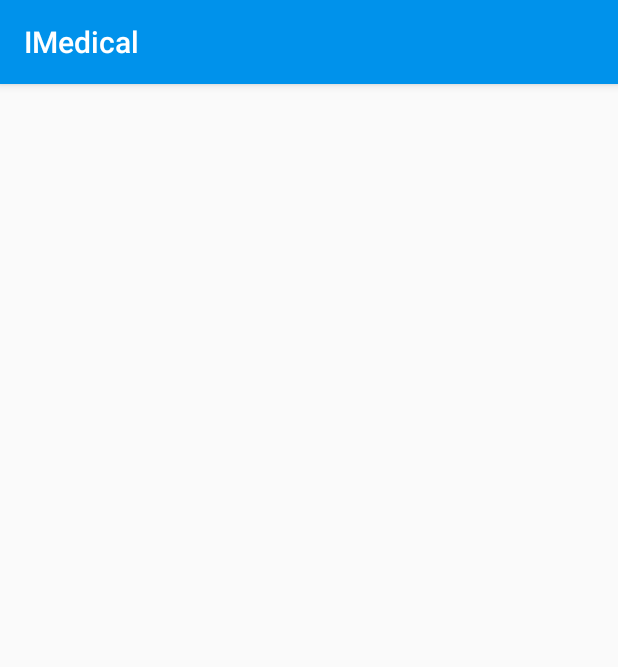
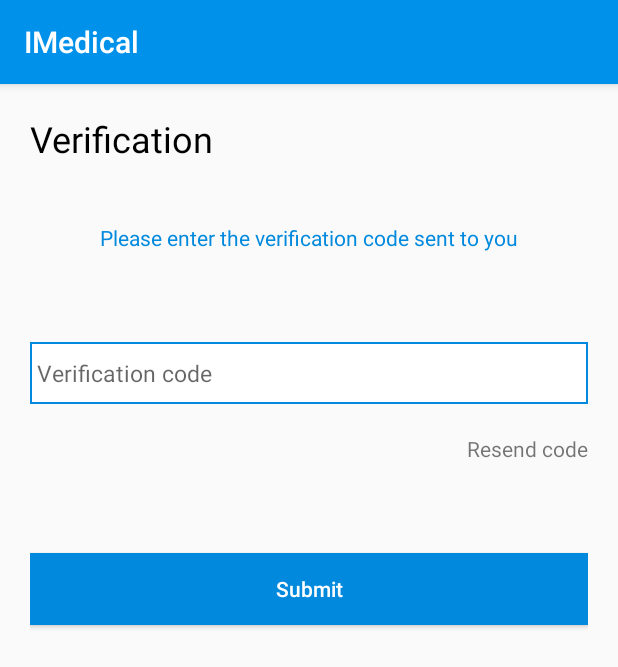
Before and after one commit to MFM95/Imedical, an Android app: the VerificationActivity screen opened directly, with no data from a screen before it, on a phone screen of 412 x 824 dp. Shown: the top 667 px of the screen. Run offline under Robolectric (Android 15) with nearby library versions, the phone set to English and light mode, and no system bars; 6 statements that could not run were skipped.

Commit message:
resend module

```diff
--- a/app/src/main/java/com/example/imedical/registration/presentation/fragment/RegistrationFragment.kt
+++ b/app/src/main/java/com/example/imedical/registration/presentation/fragment/RegistrationFragment.kt
@@ -30,6 +30,7 @@ class RegistrationFragment : BaseFragment() {
     lateinit var viewModelFactory: ViewModelFactory<RegistrationViewModel>
 
 
+    private var mobile = ""
     override fun onCreate(savedInstanceState: Bundle?) {
         super.onCreate(savedInstanceState)
         appComponent.inject(this)
@@ -56,8 +57,7 @@ class RegistrationFragment : BaseFragment() {
                     //TODO remove showing token
                     if(dataWrapper?.status == true) {
                         //    showMessage(dataWrapper.data)
-                        val verificationActivity: Intent = Intent(activity, VerificationActivity::class.java)
-                        startActivity(verificationActivity)
+                        startActivity(VerificationActivity.newInstance(activity!!, mobile))
                     }
                     else{
                         registerErrorLayout.visibility = View.VISIBLE
@@ -86,6 +86,7 @@ class RegistrationFragment : BaseFragment() {
     }
 
     private fun onRegisterClick(){
+       mobile = mobileEditText.text.toString()
         viewModel.register(
             nameEditText.text.toString(),
             emailEditText.text.toString(),
--- a/app/src/main/java/com/example/imedical/verification/data/api/VerificationApi.kt
+++ b/app/src/main/java/com/example/imedical/verification/data/api/VerificationApi.kt
@@ -1,6 +1,7 @@
 package com.example.imedical.verification.data.api
 
 import com.example.imedical.core.api.ApiResponse
+import com.example.imedical.verification.data.entity.ResendingBody
 import com.example.imedical.verification.data.entity.VerificationBody
 import com.example.imedical.verification.data.entity.VerificationResponse
 import retrofit2.Response
@@ -11,4 +12,8 @@ interface VerificationApi {
     @POST("auth/activate")
     suspend fun verify(@Body verificationBody: VerificationBody)
             : Response<ApiResponse<VerificationResponse>>
+
+    @POST("auth/resend-code")
+    suspend fun resend(@Body resendingBody: ResendingBody)
+            : Response<ApiResponse<VerificationResponse>>
 }
--- a/app/src/main/java/com/example/imedical/verification/data/repository/DataMapper.kt
+++ b/app/src/main/java/com/example/imedical/verification/data/repository/DataMapper.kt
@@ -4,9 +4,7 @@ import com.example.imedical.core.api.ApiResponse
 import com.example.imedical.core.model.DataWrapper
 import com.example.imedical.verification.data.entity.VerificationResponse
 
-/**
- * Created by Ahmed Hassan on 8/14/2019.
- */
+
 object DataMapper {
     fun mapVerificationResponse(apiResponse: ApiResponse<VerificationResponse>) : DataWrapper<String> {
         if(apiResponse.status && apiResponse.data != null)
--- a/app/src/main/java/com/example/imedical/verification/domain/repository/IVerificationRepository.kt
+++ b/app/src/main/java/com/example/imedical/verification/domain/repository/IVerificationRepository.kt
@@ -4,4 +4,5 @@ import com.example.imedical.core.model.DataWrapper
 
 interface IVerificationRepository {
     suspend fun verify(verificationCode: String): DataWrapper<String>
+    suspend fun resend(mobile: String): DataWrapper<String>
 }
--- a/app/src/main/java/com/example/imedical/verification/domain/usecase/VerificationUseCase.kt
+++ b/app/src/main/java/com/example/imedical/verification/domain/usecase/VerifyUseCase.kt
@@ -5,13 +5,13 @@ import com.example.imedical.core.usecase.BaseUseCase
 import com.example.imedical.verification.domain.repository.IVerificationRepository
 import javax.inject.Inject
 
-class VerificationUseCase @Inject constructor(private val iVerificationRepository: IVerificationRepository)
-    : BaseUseCase<DataWrapper<String>, VerificationUseCase.VerificationParams>() {
+class VerifyUseCase @Inject constructor(private val iVerificationRepository: IVerificationRepository)
+    : BaseUseCase<DataWrapper<String>, VerifyUseCase.VerificationParams>() {
     override suspend fun run(params: VerificationParams): DataWrapper<String> {
         return iVerificationRepository.verify(params.code)
     }
 
 
-        data class VerificationParams(val code: String)
+    data class VerificationParams(val code: String)
 
 }
--- a/app/src/main/java/com/example/imedical/verification/presentation/activity/VerificationActivity.kt
+++ b/app/src/main/java/com/example/imedical/verification/presentation/activity/VerificationActivity.kt
@@ -1,5 +1,7 @@
 package com.example.imedical.verification.presentation.activity
 
+import android.content.Context
+import android.content.Intent
 import android.support.v7.app.AppCompatActivity
 import android.os.Bundle
 import com.example.imedical.R
@@ -8,14 +10,39 @@ import com.example.imedical.verification.presentation.fragment.VerificationFragm
 
 class VerificationActivity : BaseActivity() {
 
+    private var mobile = ""
     override fun onCreate(savedInstanceState: Bundle?) {
         super.onCreate(savedInstanceState)
         setContentView(R.layout.activity_verification)
+        getData()
         if (savedInstanceState == null) {
             supportFragmentManager.beginTransaction()
-                .replace(R.id.container, VerificationFragment.newInstance())
+                .replace(R.id.container, VerificationFragment.newInstance(mobile))
                 .commitNow()
         }
 
     }
+
+    private fun getData() {
+        intent?.let {
+            mobile = it.getStringExtra(KEY_MOBILE)!!
+        }
+    }
+
+    companion object {
+
+        private const val KEY_MOBILE = "key_mobile"
+        @JvmStatic
+        fun newInstance() = VerificationActivity()
+
+        fun newInstance(context: Context, mobile: String): Intent {
+            val extraInfo = Bundle().apply {
+                putString(KEY_MOBILE, mobile)
+            }
+            return Intent(context, VerificationActivity::class.java).apply {
+                putExtras(extraInfo)
+            }
+        }
+    }
+
 }
--- a/app/src/main/java/com/example/imedical/verification/presentation/fragment/VerificationFragment.kt
+++ b/app/src/main/java/com/example/imedical/verification/presentation/fragment/VerificationFragment.kt
@@ -2,22 +2,16 @@ package com.example.imedical.verification.presentation.fragment
 
 import android.arch.lifecycle.Observer
 import android.arch.lifecycle.ViewModelProviders
-import android.content.Context
-import android.net.Uri
 import android.os.Bundle
-import android.support.v4.app.Fragment
 import android.view.LayoutInflater
 import android.view.View
 import android.view.ViewGroup
-import android.widget.Toast
 
 import com.example.imedical.R
 import com.example.imedical.core.platform.BaseFragment
 import com.example.imedical.core.platform.ViewModelFactory
-import com.example.imedical.registration.presentation.viewmodel.RegistrationViewModel
 import com.example.imedical.verification.presentation.viewmodel.VerificationViewModel
 import kotlinx.android.synthetic.main.fragment_verification.*
-import kotlinx.android.synthetic.main.registration_fragment.*
 import javax.inject.Inject
 
 class VerificationFragment : BaseFragment() {
@@ -27,6 +21,7 @@ class VerificationFragment : BaseFragment() {
     @Inject
     lateinit var viewModelFactory: ViewModelFactory<VerificationViewModel>
 
+    private var mobile = ""
 
     override fun onCreate(savedInstanceState: Bundle?) {
         super.onCreate(savedInstanceState)
@@ -43,21 +38,43 @@ class VerificationFragment : BaseFragment() {
     override fun onActivityCreated(savedInstanceState: Bundle?) {
         super.onActivityCreated(savedInstanceState)
         viewModel = ViewModelProviders.of(this, viewModelFactory).get(VerificationViewModel::class.java)
-        subscribeViewModel()
+        getData()
+        subscribeVerification()
+        subscribeResending()
         setupActions()
     }
 
+    private fun getData() {
+        arguments?.let {
+            mobile = it.getString(KEY_MOBILE)!!
+        }
+    }
 
-    private fun subscribeViewModel(){
-        viewModel.getResponseLiveData()
+    private fun subscribeVerification(){
+        viewModel.getVerifyResponseLiveData()
             .observe(
                 this, Observer { dataWrapper ->
                     //TODO remove showing token
                     if(dataWrapper?.status == true)
                         showMessage(dataWrapper.data)
                     else{
-                        registerErrorLayout.visibility = View.VISIBLE
-                        registerErrorTextView.text = dataWrapper?.error
+                        lyVerificationError.visibility = View.VISIBLE
+                        tvVerificationError.text = dataWrapper?.error
+                    }
+                }
+            )
+    }
+
+    private fun subscribeResending(){
+        viewModel.getResendResponseLiveData()
+            .observe(
+                this, Observer { dataWrapper ->
+                    //TODO remove showing token
+                    if(dataWrapper?.status == true)
+                        showMessage(dataWrapper.data)
+                    else{
+                        lyVerificationError.visibility = View.VISIBLE
+                        tvVerificationError.text = dataWrapper?.error
                     }
                 }
             )
@@ -68,7 +85,7 @@ class VerificationFragment : BaseFragment() {
             onVerifyClickListener()
         }
         tvResendCode.setOnClickListener {
-            // todo
+            onResendClickcListener()
         }
     }
 
@@ -81,9 +98,21 @@ class VerificationFragment : BaseFragment() {
         }
     }
 
+    private fun onResendClickcListener() {
+        viewModel.resend(mobile)
+    }
+
     companion object {
 
+        private const val KEY_MOBILE = "key_mobile"
         @JvmStatic
         fun newInstance() = VerificationFragment()
+
+        @JvmStatic
+        fun newInstance(mobile: String) =  VerificationFragment().apply {
+            arguments = Bundle().apply {
+                putString(KEY_MOBILE, mobile)
+            }
+        }
     }
 }
--- a/app/src/main/res/layout/activity_verification.xml
+++ b/app/src/main/res/layout/activity_verification.xml
@@ -1,10 +1,10 @@
 <?xml version="1.0" encoding="utf-8"?>
-<android.support.constraint.ConstraintLayout
+<FrameLayout
         xmlns:android="http://schemas.android.com/apk/res/android"
         xmlns:tools="http://schemas.android.com/tools"
-        xmlns:app="http://schemas.android.com/apk/res-auto"
+        android:id="@+id/container"
         android:layout_width="match_parent"
         android:layout_height="match_parent"
-        tools:context=".verification.presentation.activity.VerificationActivity">
+        tools:context=".verification.presentation.activity.VerificationActivity"
 
-</android.support.constraint.ConstraintLayout>
+/>
--- a/app/src/main/res/layout/fragment_verification.xml
+++ b/app/src/main/res/layout/fragment_verification.xml
@@ -19,6 +19,25 @@
             android:textColor="@color/colorBlack"
     />
 
+    <RelativeLayout
+            android:id="@+id/lyVerificationError"
+            android:layout_width="match_parent"
+            android:layout_height="wrap_content"
+            app:layout_constraintTop_toBottomOf="@id/tvVerificationTitle"
+            android:background="@drawable/error_layout_bg"
+            android:layout_marginTop="@dimen/registration_margin"
+            android:layout_marginBottom="@dimen/registration_margin"
+            android:visibility="gone"
+            android:padding="@dimen/registration_margin">
+        <TextView
+                android:id="@+id/tvVerificationError"
+                android:layout_width="match_parent"
+                android:layout_height="wrap_content"
+                android:gravity="center_horizontal"
+                android:textColor="@color/colorError"
+        />
+    </RelativeLayout>
+
     <TextView
             android:id="@+id/tvVerificationDesc"
             android:layout_width="wrap_content"
@@ -26,7 +45,7 @@
             android:layout_marginTop="@dimen/dimen_40"
             app:layout_constraintStart_toStartOf="parent"
             app:layout_constraintEnd_toEndOf="parent"
-            app:layout_constraintTop_toBottomOf="@+id/tvVerificationTitle"
+            app:layout_constraintTop_toBottomOf="@+id/lyVerificationError"
             android:text="@string/verification_description"
             android:textColor="@color/colorPrimaryDark"
     />
```
Also changed, not shown: app/src/main/java/com/example/imedical/verification/data/api/ApiCalls.kt (+25 -1 lines), app/src/main/java/com/example/imedical/verification/data/entity/ResendingBody.kt (added, +9 -0 lines), app/src/main/java/com/example/imedical/verification/data/repository/VerificationRepositoryImpl.kt (+6 -1 lines), app/src/main/java/com/example/imedical/verification/domain/usecase/ResendUseCase.kt (added, +17 -0 lines), app/src/main/java/com/example/imedical/verification/presentation/viewmodel/VerificationViewModel.kt (+27 -9 lines).
